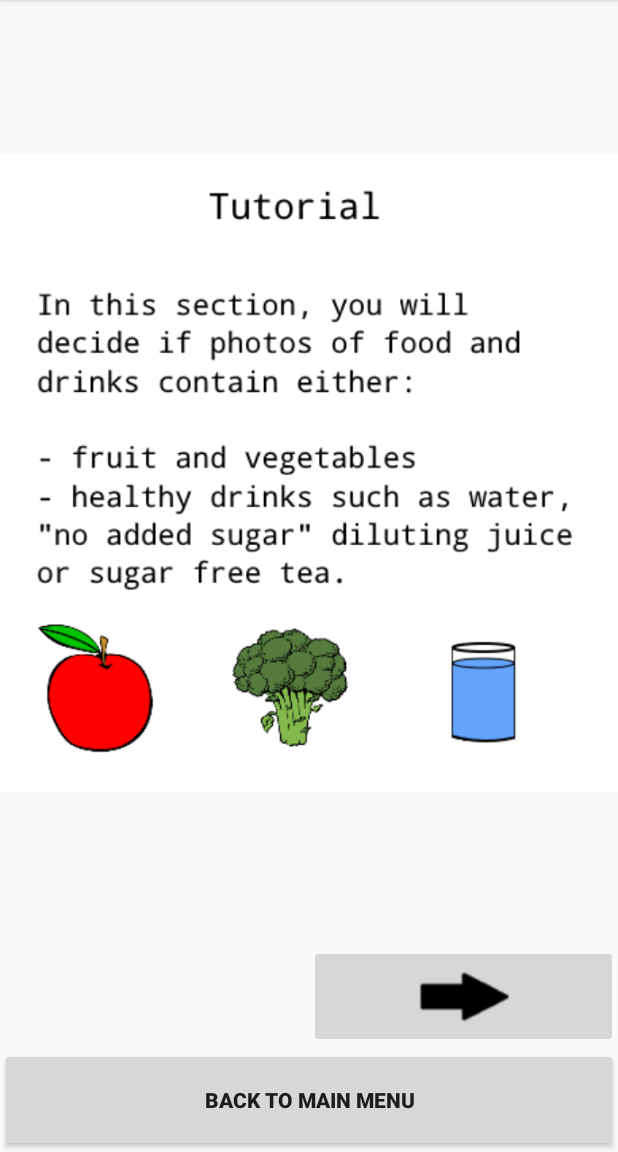
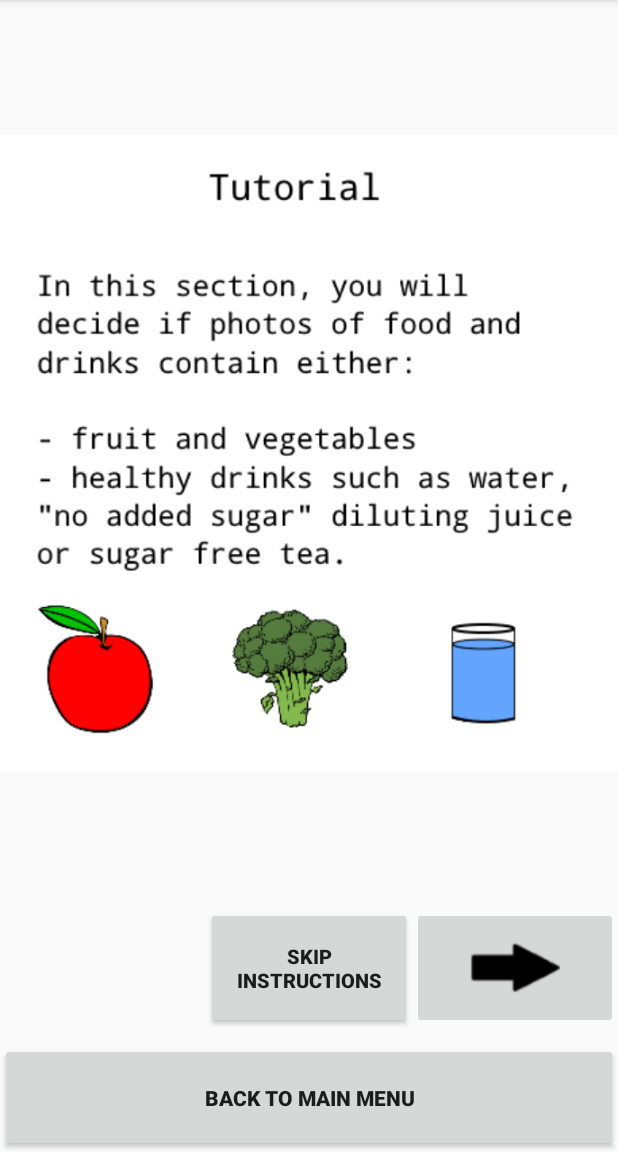
Before and after one commit to mmalone136/HonoursProject, an Android app: the TutorialActivity screen opened directly, with no data from a screen before it, on a phone screen of 412 x 824 dp, the part 84-1236 px from its top. Run offline under Robolectric (Android 15) with nearby library versions, the phone set to English and light mode, and no system bars; 3 statements that could not run were skipped.

Commit message:
Fixed many bugs

```diff
--- a/app/src/main/java/com/example/mmalo/prototype2/DB/DBContainer.java
+++ b/app/src/main/java/com/example/mmalo/prototype2/DB/DBContainer.java
@@ -149,7 +149,7 @@ public class DBContainer {
                     //stringBuilder.append(receiveString);
                     splitLine = receiveString.split(",");
                     if(splitLine!=null){
-                        if(splitLine.equals(targetDate)){
+                        if(splitLine[0].equals(targetDate)){
                             toReturn[0] = Integer.parseInt(splitLine[1]);
                             toReturn[1] = Integer.parseInt(splitLine[2]);
                         }
--- a/app/src/main/java/com/example/mmalo/prototype2/GuideActivity.java
+++ b/app/src/main/java/com/example/mmalo/prototype2/GuideActivity.java
@@ -164,7 +164,7 @@ public class GuideActivity extends AppCompatActivity {
             }
             else if (i == 4)
             {
-                currInt = R.drawable.icecream2;
+                currInt = R.drawable.icecream;
             }
             else if (i == 5)
             {
--- a/app/src/main/java/com/example/mmalo/prototype2/Models/TutorialData.java
+++ b/app/src/main/java/com/example/mmalo/prototype2/Models/TutorialData.java
@@ -8,11 +8,13 @@ public class TutorialData {
     private String filePath;
     private boolean hasFV;
     private boolean hasDR;
+    private String picName;
 
-    public TutorialData(String fp, boolean fv, boolean dr){
+    public TutorialData(String fp, boolean fv, boolean dr, String pn){
         this.setFilePath(fp);
         this.setHasFV(fv);
         this.setHasDR(dr);
+        this.setPicName(pn);
     }
 
     public void setFilePath(String fp){
@@ -29,6 +31,15 @@ public class TutorialData {
         this.hasDR = dr;
     }
 
+    public void setPicName(String pn)
+    {
+        this.picName = pn;
+    }
+
+    public String getPicName(){
+        return this.picName;
+    }
+
     public String getFilePath(){
         return this.filePath;
     }
--- a/app/src/main/java/com/example/mmalo/prototype2/PTakenActivity.java
+++ b/app/src/main/java/com/example/mmalo/prototype2/PTakenActivity.java
@@ -269,7 +269,9 @@ public class PTakenActivity extends AppCompatActivity {
     public void incCount(View v) {
         TextView tv = (TextView) findViewById(R.id.textViewCount);
         int curr = Integer.valueOf(tv.getText().toString());
-        curr++;
+        if (curr < 8) {
+            curr++;
+        }
         tv.setText(String.valueOf(curr));
 
         updateLocals(curr);
--- a/app/src/main/java/com/example/mmalo/prototype2/TutorialActivity.java
+++ b/app/src/main/java/com/example/mmalo/prototype2/TutorialActivity.java
@@ -38,6 +38,7 @@ public class TutorialActivity extends AppCompatActivity {
     ImageButton buttonFV;
     ImageButton buttonDR;
     ImageButton left;
+    TextView itemText;
     int correctFVCount;
     int correctDRCount;
     ImageView finalSum;
@@ -60,11 +61,13 @@ public class TutorialActivity extends AppCompatActivity {
         DataHolder.readData(this);
         nextTutOption = (Button) findViewById(R.id.buttonNextImage);
         finalSum = (ImageView) findViewById(R.id.txtViewFinalSummary);
-        setCurrentPhoto(getNextPhoto());
+        //setCurrentPhoto(getNextPhoto());
         correctFVCount = 0;
         correctDRCount = 0;
         currInstr = 0;
         picResult = (ImageView) findViewById(R.id.imageViewResult);
+
+        itemText = (TextView) findViewById(R.id.currItemText);
 
         int[] temp = {R.drawable.tutorialintro, R.drawable.tutorial2, R.drawable.tutorial2_5,R.drawable.tutorial3,
                 R.drawable.tutorial3_5,R.drawable.tutorial4, R.drawable.tutorial5};
@@ -74,7 +77,7 @@ public class TutorialActivity extends AppCompatActivity {
         picResult.setVisibility(View.VISIBLE);
         left = (ImageButton) findViewById(R.id.buttonPrevInst);
         left.setVisibility(View.INVISIBLE);
-        pictureView.setVisibility(View.INVISIBLE);
+        //pictureView.setVisibility(View.INVISIBLE);
 
     }
 
@@ -84,23 +87,23 @@ public class TutorialActivity extends AppCompatActivity {
         TutorialData tutData;
 
         String id = "@drawable/burger";
-        tutData = new TutorialData(id, false, false);
+        tutData = new TutorialData(id, false, false, "Burger");
         tutorialDataList.add(tutData);
 
         id = "@drawable/fruit";
-        tutData = new TutorialData(id, true, false); //id, fv, dr
+        tutData = new TutorialData(id, true, false, "Some Fruit"); //id, fv, dr
         tutorialDataList.add(tutData);
 
         id = "@drawable/icecream2";
-        tutData = new TutorialData(id, false, false);
+        tutData = new TutorialData(id, false, false, "Ice-Cream");
         tutorialDataList.add(tutData);
 
         id = "@drawable/pastry";
-        tutData = new TutorialData(id, false, false);
+        tutData = new TutorialData(id, false, false, "Cream-Pastries");
         tutorialDataList.add(tutData);
 
         id = "@drawable/pizza";
-        tutData = new TutorialData(id, false, false);
+        tutData = new TutorialData(id, false, false,"Pizza");
         tutorialDataList.add(tutData);
 
         //id = "@drawable/mealdrink";
@@ -108,19 +111,19 @@ public class TutorialActivity extends AppCompatActivity {
         //tutorialDataList.add(tutData);
 
         id = "@drawable/salad2";
-        tutData = new TutorialData(id, true, false);
+        tutData = new TutorialData(id, true, false, "Salad");
         tutorialDataList.add(tutData);
 
         id = "@drawable/strawbs";
-        tutData = new TutorialData(id, true, false);
+        tutData = new TutorialData(id, true, false, "Strawberries");
         tutorialDataList.add(tutData);
 
         id = "@drawable/tea";
-        tutData = new TutorialData(id, false, true);
+        tutData = new TutorialData(id, false, true,"Sugar-Free Tea");
         tutorialDataList.add(tutData);
 
         id = "@drawable/water";
-        tutData = new TutorialData(id, false, true);
+        tutData = new TutorialData(id, false, true, "Water");
         tutorialDataList.add(tutData);
 
 
@@ -128,10 +131,13 @@ public class TutorialActivity extends AppCompatActivity {
 
     public void setCurrentPhoto(TutorialData tutData) {
         try {
+
+
             String identifier = tutData.getFilePath();
             currHasFV = tutData.getHasFV();
             currHasDR = tutData.getHasDR();
             pictureView = (ImageView) findViewById(R.id.imageViewTut);
+            itemText.setText(tutData.getPicName());
             String test = "@drawable/apple";
 
             //http://stackoverflow.com/questions/11737607/how-to-set-the-image-from-drawable-dynamically-in-android?noredirect=1&lq=1
@@ -221,6 +227,7 @@ public class TutorialActivity extends AppCompatActivity {
             pictureView.setVisibility(View.INVISIBLE);
             picResult.setImageResource(R.drawable.bothcorrect);
             picResult.setVisibility(View.VISIBLE);
+            itemText.setVisibility(View.INVISIBLE);
 
             // finalSum.setText("Correct!\n\nWell Done, you assigned both categories correctly!");
             //finalSum.setVisibility(View.VISIBLE);
@@ -235,6 +242,7 @@ public class TutorialActivity extends AppCompatActivity {
             pictureView.setVisibility(View.INVISIBLE);
             picResult.setImageResource(R.drawable.almostfood);
             picResult.setVisibility(View.VISIBLE);
+            itemText.setVisibility(View.INVISIBLE);
 
             //finalSum.setText("Almost There!\n\nYou assigned to the Fruit and Vegetable category correctly but the drinks were wrong!");
             //finalSum.setVisibility(View.VISIBLE);
@@ -250,6 +258,7 @@ public class TutorialActivity extends AppCompatActivity {
             pictureView.setVisibility(View.INVISIBLE);
             picResult.setImageResource(R.drawable.almostdrink);
             picResult.setVisibility(View.VISIBLE);
+            itemText.setVisibility(View.INVISIBLE);
             //finalSum.setText("Almost There!\n\nYou assigned to the Drinks category correctly but the Fruit and Vegetable category was wrong!");
             //finalSum.setVisibility(View.VISIBLE);
             nextTutOption.setVisibility(View.VISIBLE);
@@ -263,6 +272,7 @@ public class TutorialActivity extends AppCompatActivity {
             pictureView.setVisibility(View.INVISIBLE);
             picResult.setImageResource(R.drawable.bothincorrect);
             picResult.setVisibility(View.VISIBLE);
+            itemText.setVisibility(View.INVISIBLE);
 
             //finalSum.setText("Incorrect!\n\nTry again, you assigned both categories incorrectly!");
             //finalSum.setVisibility(View.VISIBLE);
@@ -295,7 +305,7 @@ public class TutorialActivity extends AppCompatActivity {
         buttonDR.setVisibility(View.VISIBLE);
         submitOption.setVisibility(View.VISIBLE);
         pictureView.setVisibility(View.VISIBLE);
-
+        itemText.setVisibility(View.VISIBLE);
 
 
         if (tutorialDataList.size() > 0) {
@@ -309,15 +319,16 @@ public class TutorialActivity extends AppCompatActivity {
             nextTutOption.setVisibility(View.INVISIBLE);
            // finalSum.setText("Tutorial Complete!\n\nFruit & Veg Correct: " + correctFVCount + "\n\nDrinks Correct: " + correctDRCount);
             finalSum.setVisibility(View.VISIBLE);
-            finalSum.setImageResource(R.drawable.finalallcorrect);
+            //finalSum.setImageResource(R.drawable.finalallcorrect);
             //finalSum.setImageResource(R.drawable.finalalmost);
             //finalSum.setImageResource(R.drawable.finalgettingthere);
 
             int total = correctFVCount + correctDRCount;
-            if (total==16)
+
+            if (total==18)
             {
                 finalSum.setImageResource(R.drawable.finalallcorrect);
-            }else if(total>8&& total<16){
+            }else if(total>9&& total<18){
                 finalSum.setImageResource(R.drawable.finalalmost);
             }
             else{
@@ -328,6 +339,7 @@ public class TutorialActivity extends AppCompatActivity {
 
             pictureView.setVisibility(View.INVISIBLE);
             picResult.setVisibility(View.INVISIBLE);
+            itemText.setVisibility(View.INVISIBLE);
         }
     }
 
@@ -388,10 +400,20 @@ public class TutorialActivity extends AppCompatActivity {
 
     public void beginTutorial(View v) {
         picResult.setVisibility(View.INVISIBLE);
-        ImageButton left = (ImageButton) findViewById(R.id.buttonPrevInst);
-        ImageButton right = (ImageButton) findViewById(R.id.buttonNextInst);
-        left.setVisibility(View.INVISIBLE);
-        right.setVisibility(View.INVISIBLE);
+        //ImageButton left = (ImageButton) findViewById(R.id.buttonPrevInst);
+        //ImageButton right = (ImageButton) findViewById(R.id.buttonNextInst);
+        //left.setVisibility(View.INVISIBLE);
+       // right.setVisibility(View.INVISIBLE);
+
+        setCurrentPhoto(getNextPhoto());
+
+
+
+
+
+        LinearLayout ll2 = (LinearLayout) findViewById(R.id.place);
+        ll2.setVisibility(View.INVISIBLE);
+        //place
         //ImageButton begin = (ImageButton) findViewById(R.id.beginTut2);
         LinearLayout begin = (LinearLayout) findViewById(R.id.beginLay);
         begin.setVisibility(View.INVISIBLE);
@@ -403,6 +425,7 @@ public class TutorialActivity extends AppCompatActivity {
         ll.setVisibility(View.VISIBLE);
 
         pictureView.setVisibility(View.VISIBLE);
+        itemText.setVisibility(View.VISIBLE);
     }
 
 
--- a/app/src/main/res/layout/activity_tutorial.xml
+++ b/app/src/main/res/layout/activity_tutorial.xml
@@ -4,7 +4,6 @@
     android:layout_width="match_parent"
     android:layout_height="match_parent"
     android:orientation="vertical">
-
 
     <Button
         android:id="@+id/buttonBackFromTut"
@@ -24,10 +23,24 @@
 
         android:scaleType="fitCenter"
         android:layout_height="match_parent"
-        android:layout_above="@+id/ButtonLayout"
         android:layout_alignParentTop="true"
         android:layout_alignParentLeft="true"
-        android:layout_alignParentStart="true" />
+        android:layout_alignParentStart="true"
+        android:layout_above="@+id/ButtonLayout" />
+
+    <TextView
+        android:id="@+id/currItemText"
+        android:layout_width="match_parent"
+        android:layout_height="wrap_content"
+        android:text="Sugar-Free Coffee"
+        android:layout_above="@+id/NextButtonsLayout"
+        android:layout_alignParentLeft="true"
+        android:layout_alignParentStart="true"
+        android:textSize="25sp"
+        android:textStyle="bold"
+        android:gravity="center"
+        android:visibility="invisible"
+        />
 
 
     <ImageView
@@ -76,13 +89,11 @@
             android:id="@+id/buttonBack"
             android:layout_width="fill_parent"
             android:layout_height="0dp"
-            android:layout_weight="1"
+            android:layout_weight="0.8"
             android:textStyle="bold"
             android:onClick="backOption"
             android:text="Back To Main Menu" />
     </LinearLayout>
-
-
 
     <Button
         android:id="@+id/buttonNextImage"
@@ -99,18 +110,11 @@
         android:text="Next"
         android:visibility="invisible" />
 
-
-
-
-
-
-
-
     <LinearLayout
         android:id="@+id/ButtonLayout"
         android:layout_width="fill_parent"
         android:layout_height="wrap_content"
-        android:layout_above="@+id/buttonBackFromTut"
+        android:layout_above="@+id/place2"
         android:layout_alignParentLeft="true"
         android:layout_alignParentStart="true"
         android:orientation="horizontal"
@@ -150,6 +154,11 @@
 
     </LinearLayout>
 
+    <TextView
+        android:id="@+id/place2"
+        android:layout_width="match_parent"
+        android:layout_height="73dp"
+        android:layout_alignParentBottom="true" />
 
     <LinearLayout
         android:id="@+id/place"
@@ -182,6 +191,21 @@
                 />
 
 
+            <Button
+                android:id="@+id/beginTut22"
+                android:layout_width="0dp"
+                android:layout_height="match_parent"
+                android:layout_weight="1"
+                android:onClick="beginTutorial"
+                android:src ="@drawable/playtut"
+                android:text="Skip Instructions"
+                android:textStyle="bold"
+                android:textSize="13sp"
+                />
+
+
+
+
             <ImageButton
                 android:id="@+id/buttonNextInst"
                 android:layout_width="0dp"
@@ -200,8 +224,6 @@
 
 
     </LinearLayout>
-
-
 
     <LinearLayout
         android:id="@+id/beginLay"
@@ -237,7 +259,7 @@
             android:id="@+id/beginTut2"
             android:layout_width="0dp"
             android:layout_height="match_parent"
-            android:layout_weight="1"
+            android:layout_weight="2"
             android:onClick="beginTutorial"
             android:src ="@drawable/playtut" />
     </LinearLayout>
@@ -252,4 +274,6 @@
 </LinearLayout>
 
 
+
+
 </RelativeLayout>
--- a/app/src/main/res/layout/summary_activity.xml
+++ b/app/src/main/res/layout/summary_activity.xml
@@ -102,6 +102,7 @@
         android:layout_alignParentEnd="true"
         android:layout_alignParentLeft="true"
         android:maxLength="100"
+        android:onClick="clearTextBox"
         android:layout_alignParentRight="true"
         android:layout_alignParentStart="true"
         android:layout_below="@+id/imagePhoto"
```
Also changed, not shown: app/src/main/java/com/example/mmalo/prototype2/Models/DataHolder.java (+11 -13 lines), app/src/main/java/com/example/mmalo/prototype2/SummaryActivity.java (+13 -0 lines).
